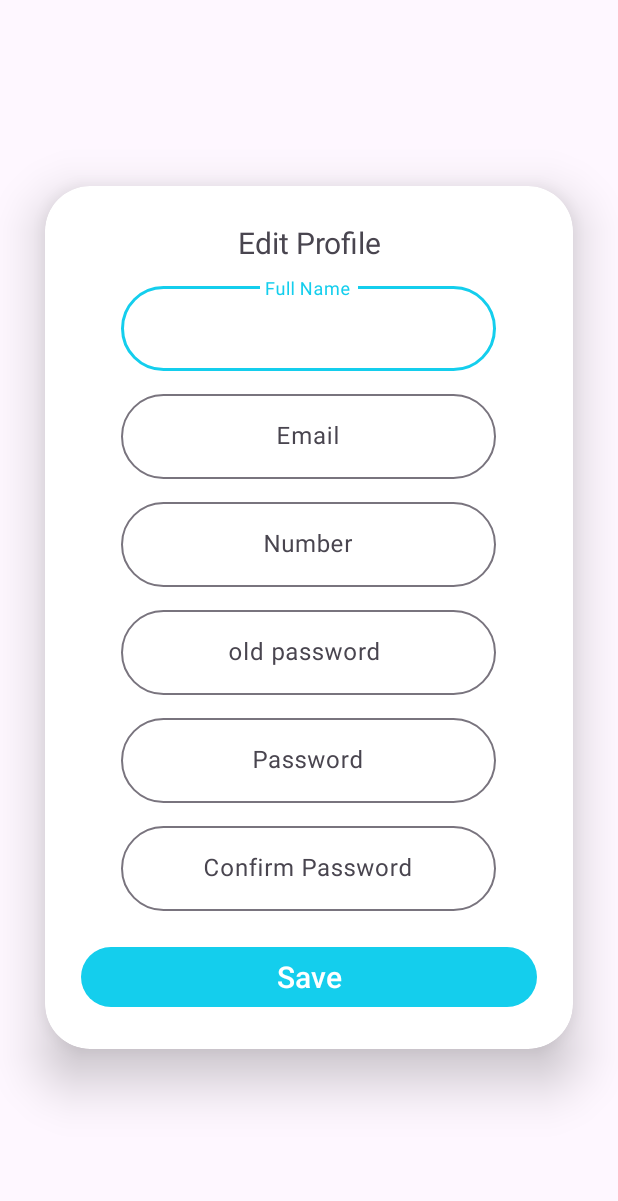
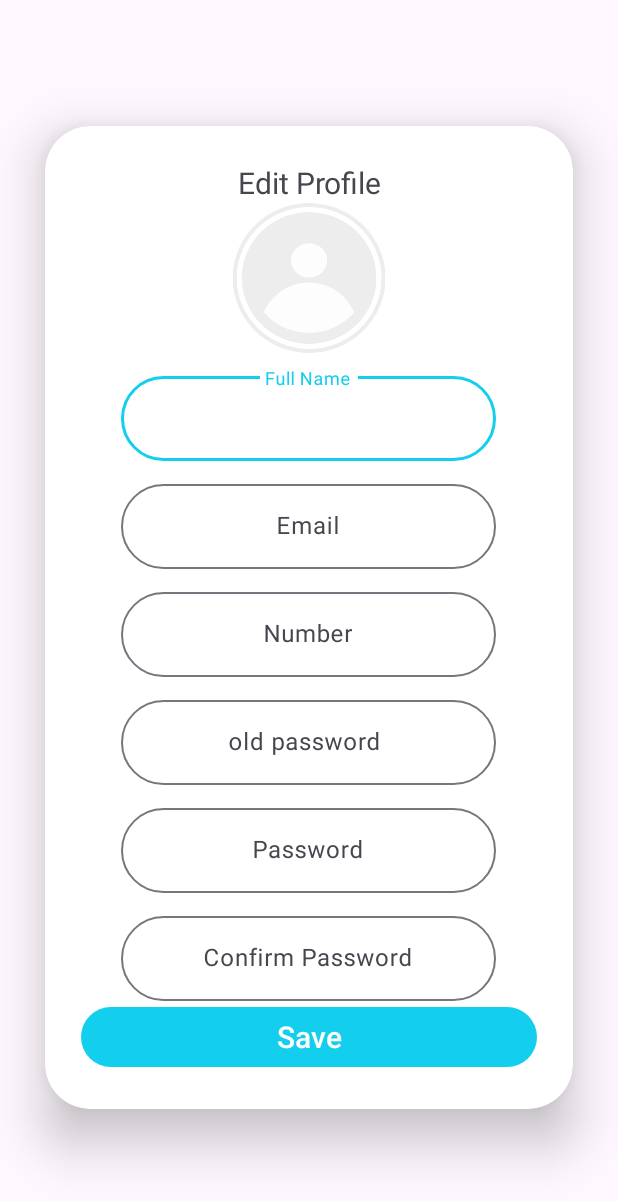
Before and after one commit to MohamedAbbas289/Care-Circle, an Android app: the EditProfileActivity screen opened directly, with no data from a screen before it, on a phone screen of 412 x 824 dp. Shown: the top 1201 px of the screen. Run offline under Robolectric (Android 15) with nearby library versions, the phone set to English and light mode, and no system bars; our stand-ins replace Firebase (no records; nobody signed in at launch, a user with empty details on screens opened directly).

Commit message:
+ choose image + save image in firebase storage

```diff
--- a/app/build.gradle
+++ b/app/build.gradle
@@ -63,5 +63,8 @@ dependencies {
     annotationProcessor 'com.github.bumptech.glide:compiler:4.14.2'
     //CircleImageView
     implementation 'de.hdodenhof:circleimageview:3.1.0'
+    //Storge
+    implementation 'com.google.firebase:firebase-storage:20.3.0'
+
 
 }
--- a/app/src/main/AndroidManifest.xml
+++ b/app/src/main/AndroidManifest.xml
@@ -3,6 +3,7 @@
     xmlns:tools="http://schemas.android.com/tools">
 
     <uses-permission android:name="android.permission.INTERNET" />
+    <uses-permission android:name="android.permission.READ_EXTERNAL_STORAGE" />
 
     <application
         android:allowBackup="true"
--- a/app/src/main/java/com/example/carecircle/ui/patients/main/tabs/profile/EditProfileActivity.kt
+++ b/app/src/main/java/com/example/carecircle/ui/patients/main/tabs/profile/EditProfileActivity.kt
@@ -1,20 +1,42 @@
 package com.example.carecircle.ui.patients.main.tabs.profile
 
+import android.app.ProgressDialog
+import android.content.Intent
+import android.graphics.Bitmap
+import android.net.Uri
 import android.os.Bundle
+import android.provider.MediaStore
 import android.text.TextUtils
+import android.view.View
 import android.widget.Toast
 import androidx.appcompat.app.AppCompatActivity
 import com.example.carecircle.databinding.ActivityEditProfileBinding
+import com.google.android.gms.tasks.OnFailureListener
+import com.google.android.gms.tasks.OnSuccessListener
+import com.google.firebase.Firebase
 import com.google.firebase.auth.EmailAuthProvider
 import com.google.firebase.auth.FirebaseAuth
 import com.google.firebase.auth.FirebaseUser
 import com.google.firebase.database.DatabaseReference
 import com.google.firebase.database.FirebaseDatabase
+import com.google.firebase.storage.FirebaseStorage
+import com.google.firebase.storage.OnProgressListener
+import com.google.firebase.storage.StorageReference
+import com.google.firebase.storage.UploadTask
+import java.io.IOException
+import java.util.UUID
 
 class EditProfileActivity : AppCompatActivity() {
     private lateinit var binding: ActivityEditProfileBinding
     private lateinit var refDatabase: DatabaseReference
     private lateinit var firebaseUser: FirebaseUser
+
+    private var filePath: Uri? = null
+    private val PICK_IMAGE_REQUEST: Int = 2023
+
+    private lateinit var storage: FirebaseStorage
+    private lateinit var storageRef: StorageReference
+
 
     override fun onCreate(savedInstanceState: Bundle?) {
         super.onCreate(savedInstanceState)
@@ -24,11 +46,22 @@ class EditProfileActivity : AppCompatActivity() {
         firebaseUser = FirebaseAuth.getInstance().currentUser!!
         refDatabase = FirebaseDatabase.getInstance().getReference("users").child(firebaseUser.uid)
 
+        storage = FirebaseStorage.getInstance()
+        storageRef = storage.reference
+
         binding.save.setOnClickListener {
             update()
+            uploadImage()
+            binding.progressBar.visibility = View.VISIBLE
+
             finish()
         }
+
+        binding.profilePic.setOnClickListener {
+            chooseImage()
+        }
     }
+
     private fun update() {
         val email = binding.emailEt.text.toString()
         val password = binding.passwordEt.text.toString()
@@ -37,7 +70,8 @@ class EditProfileActivity : AppCompatActivity() {
         val oldPassword = binding.oldPasswordTv.text.toString()
 
         if (TextUtils.isEmpty(name) || TextUtils.isEmpty(email) || TextUtils.isEmpty(phoneNumber)) {
-            Toast.makeText(applicationContext, "Please fill in all the fields", Toast.LENGTH_SHORT).show()
+            Toast.makeText(applicationContext, "Please fill in all the fields", Toast.LENGTH_SHORT)
+                .show()
             return
         }
 
@@ -53,27 +87,91 @@ class EditProfileActivity : AppCompatActivity() {
                     if (emailTask.isSuccessful) {
                         refDatabase.child("email").setValue(email)
                         Toast.makeText(applicationContext, "Please Check Your Email To Verify", Toast.LENGTH_SHORT).show()
+                        firebaseUser.updatePassword(password)
+                            .addOnCompleteListener { passwordTask ->
+                                if (passwordTask.isSuccessful) {
+                                    Toast.makeText(
+                                        applicationContext,
+                                        "Password updated successfully",
+                                        Toast.LENGTH_SHORT
+                                    ).show()
 
-                        firebaseUser.updatePassword(password).addOnCompleteListener { passwordTask ->
-                            if (passwordTask.isSuccessful) {
-                                Toast.makeText(applicationContext, "Password updated successfully", Toast.LENGTH_SHORT).show()
+                                    refDatabase.child("userName").setValue(name)
+                                    refDatabase.child("phoneNumber").setValue(phoneNumber)
 
-                                refDatabase.child("userName").setValue(name)
-                                refDatabase.child("phoneNumber").setValue(phoneNumber)
-
-                                Toast.makeText(applicationContext, "Successfully updated user", Toast.LENGTH_SHORT).show()
-                            } else {
-                                Toast.makeText(applicationContext, "Failed to update password", Toast.LENGTH_SHORT).show()
+                                    Toast.makeText(
+                                        applicationContext,
+                                        "Successfully updated user",
+                                        Toast.LENGTH_SHORT
+                                    ).show()
+                                } else {
+                                    Toast.makeText(
+                                        applicationContext,
+                                        "Failed to update password",
+                                        Toast.LENGTH_SHORT
+                                    ).show()
+                                }
                             }
-                        }
                     } else {
-                        Toast.makeText(applicationContext, "Failed to update email", Toast.LENGTH_SHORT).show()
+                        Toast.makeText(
+                            applicationContext,
+                            "Failed to update email",
+                            Toast.LENGTH_SHORT
+                        ).show()
                     }
                 }
             } else {
-                Toast.makeText(applicationContext, "Authentication failed", Toast.LENGTH_SHORT).show()
+                Toast.makeText(applicationContext, "Authentication failed", Toast.LENGTH_SHORT)
+                    .show()
             }
         }
     }
 
+    private fun chooseImage() {
+        val intent: Intent = Intent()
+        intent.type = "image/*"
+        intent.action = Intent.ACTION_GET_CONTENT
+        startActivityForResult(Intent.createChooser(intent, "Select Image"), PICK_IMAGE_REQUEST)
+    }
+
+    override fun onActivityResult(requestCode: Int, resultCode: Int, data: Intent?) {
+        super.onActivityResult(requestCode, resultCode, data)
+        if (requestCode == PICK_IMAGE_REQUEST && resultCode != null) {
+            filePath = data!!.data
+            try {
+                var bitmap: Bitmap = MediaStore.Images.Media.getBitmap(contentResolver, filePath)
+                binding.profilePic.setImageBitmap(bitmap)
+                binding.save.visibility = View.VISIBLE
+            } catch (e: IOException) {
+                e.printStackTrace()
+            }
+        }
+    }
+
+    private fun uploadImage() {
+        if (filePath != null) {
+            var ref: StorageReference = storageRef.child("image/" + UUID.randomUUID().toString())
+            ref.putFile(filePath!!)
+                .addOnSuccessListener {
+                    val hashMap:HashMap<String,String> = HashMap()
+                        hashMap.put("username",binding.editProfEv.text.toString())
+                    hashMap.put("profileImage","")
+                    refDatabase.updateChildren(hashMap as Map<String,Any>)
+                    binding.progressBar.visibility = View.GONE
+                    Toast.makeText(applicationContext, "uploaded", Toast.LENGTH_SHORT).show()
+                    binding.save.visibility = View.GONE
+                }
+
+                .addOnFailureListener {
+                    binding.progressBar.visibility = View.GONE
+                    Toast.makeText(
+                        applicationContext,
+                        "failed " + it.localizedMessage,
+                        Toast.LENGTH_SHORT
+                    ).show()
+                }
+
+        }
+    }
+
 }
--- a/app/src/main/java/com/example/carecircle/ui/patients/main/tabs/profile/ProfileFragment.kt
+++ b/app/src/main/java/com/example/carecircle/ui/patients/main/tabs/profile/ProfileFragment.kt
@@ -1,12 +1,15 @@
 package com.example.carecircle.ui.patients.main.tabs.profile
 
 import android.content.Intent
+import android.net.Uri
 import android.os.Bundle
+import android.util.Log
 import android.view.LayoutInflater
 import android.view.View
 import android.view.ViewGroup
 import android.widget.Toast
 import androidx.fragment.app.Fragment
+import com.bumptech.glide.Glide
 import com.example.carecircle.databinding.FragmentProfileBinding
 import com.example.carecircle.ui.authentication.LoginActivity
 import com.google.firebase.Firebase
@@ -18,9 +21,11 @@ import com.google.firebase.database.DatabaseReference
 import com.google.firebase.database.FirebaseDatabase
 import com.google.firebase.database.ValueEventListener
 import com.google.firebase.database.database
+import retrofit2.http.Url
 
 class ProfileFragment : Fragment() {
     private lateinit var binding: FragmentProfileBinding
+
 
     override fun onCreateView(
         inflater: LayoutInflater,
@@ -48,6 +53,7 @@ class ProfileFragment : Fragment() {
                 binding.userName.text = name
                 binding.userEmail.text = email
             }
+
 
             override fun onCancelled(error: DatabaseError) {
                 // show error
--- a/app/src/main/res/layout/activity_edit_profile.xml
+++ b/app/src/main/res/layout/activity_edit_profile.xml
@@ -23,12 +23,22 @@
             android:padding="24dp">
 
             <TextView
+                android:id="@+id/edit_prof_ev"
                 android:layout_width="match_parent"
                 android:layout_height="wrap_content"
                 android:text="Edit Profile"
                 android:textAlignment="center"
                 android:textSize="20sp" />
-
+            <ImageView
+                android:id="@+id/profile_pic"
+                android:layout_width="wrap_content"
+                android:layout_height="100dp"
+                android:adjustViewBounds="true"
+                android:layout_gravity="center"
+                android:src="@drawable/profile_pic"
+                app:layout_constraintEnd_toEndOf="parent"
+                app:layout_constraintStart_toStartOf="parent"
+                app:layout_constraintTop_toTopOf="@id/edit_prof_ev" />
             <com.google.android.material.textfield.TextInputLayout
                 android:id="@+id/full_name_container"
                 android:layout_width="wrap_content"
@@ -173,10 +183,16 @@
                 android:layout_height="wrap_content"
                 android:text="Save"
                 android:textSize="20sp"
-                android:layout_marginTop="20dp"
                 android:gravity="center"
                 android:textAlignment="center"
                 />
+            <ProgressBar
+                android:id="@+id/progressBar"
+                android:layout_width="wrap_content"
+                android:visibility="gone"
+                android:layout_height="wrap_content"
+                android:indeterminateTint="@color/background"/>
+
         </LinearLayout>
 
     </androidx.cardview.widget.CardView>
```
